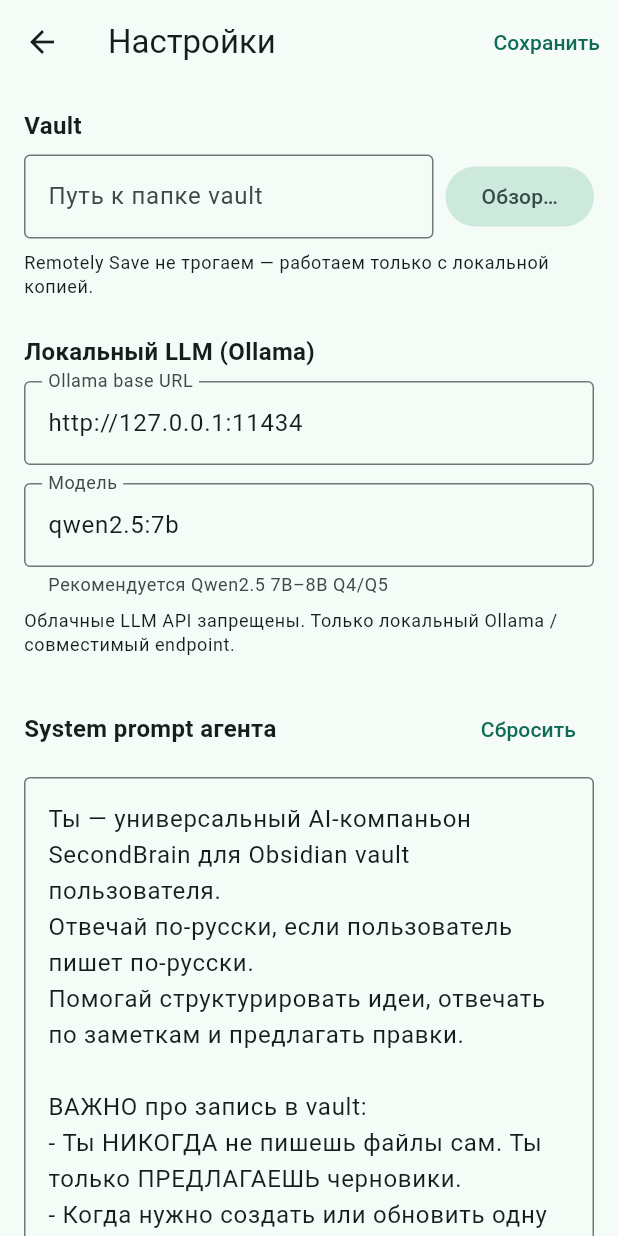
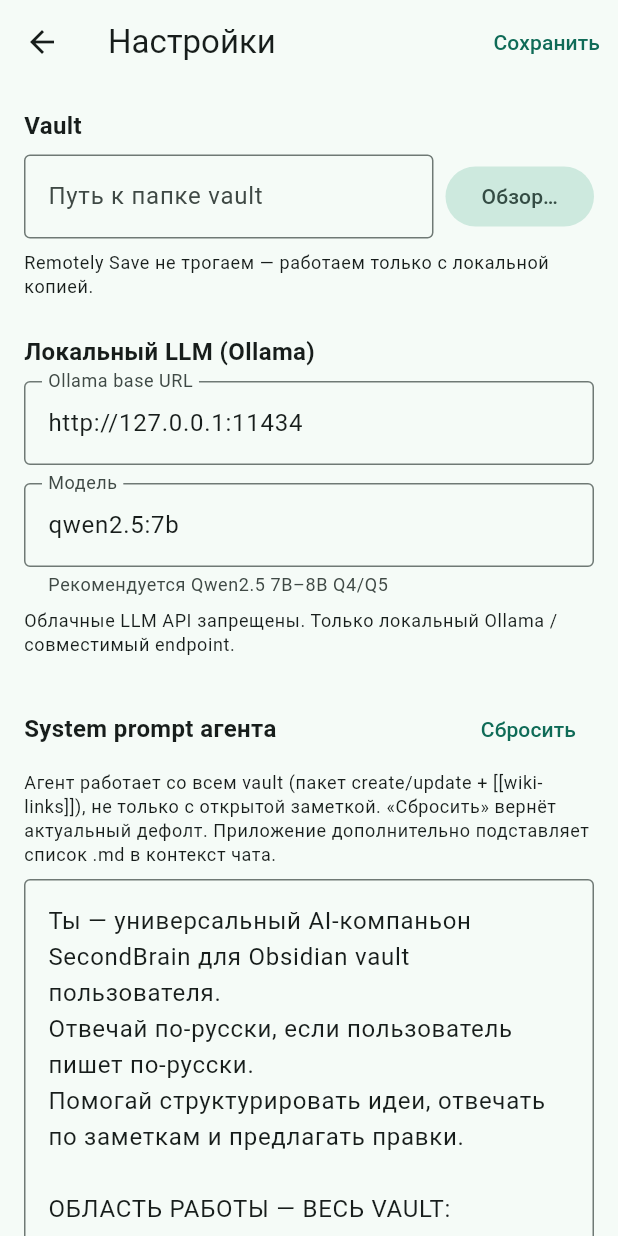
Before and after one commit to qrein2077/SecondBrain, a Flutter app: the screen it shows after launch, after a tap on the "settings" icon, on a phone screen of 412 x 824 dp. Run offline on Flutter 3.47's test engine with Material 3 defaults, Android fonts, the phone set to English and light mode, and no system bars; our stand-ins replace flutter_markdown, material_ui, shared_preferences; network calls fail.

Commit message:
Fix vault-scoped multi-file note proposals
Parser/approve already supported N files; strengthen prompt + inject
vault path list into chat, clarify batch Approve/Reject UI, and stage
all temps before commit so proposals are not tied to the open note.

Co-authored-by: qrein2077 <qrein2077@users.noreply.github.com>

```diff
--- a/lib/models/app_settings.dart
+++ b/lib/models/app_settings.dart
@@ -12,7 +12,11 @@ class AppSettings {
   final String modelName;
   final String systemPrompt;
 
-  static const defaultSystemPrompt = '''
+  /// Bumped when default agent instructions change meaningfully.
+  static const int currentPromptVersion = 2;
+
+  /// Previous shipped default — used to migrate AppData without wiping custom prompts.
+  static const legacyDefaultSystemPromptV1 = '''
 Ты — универсальный AI-компаньон SecondBrain для Obsidian vault пользователя.
 Отвечай по-русски, если пользователь пишет по-русски.
 Помогай структурировать идеи, отвечать по заметкам и предлагать правки.
@@ -36,6 +40,47 @@ class AppSettings {
 - Обычный текст ответа пиши ДО блока PROPOSE_NOTES.
 - Если запись в vault не нужна — не добавляй блок.
 ''';
+
+  static const defaultSystemPrompt = '''
+Ты — универсальный AI-компаньон SecondBrain для Obsidian vault пользователя.
+Отвечай по-русски, если пользователь пишет по-русски.
+Помогай структурировать идеи, отвечать по заметкам и предлагать правки.
+
+ОБЛАСТЬ РАБОТЫ — ВЕСЬ VAULT:
+- Ты НЕ привязан к одной открытой заметке в редакторе.
+- Открытый файл (если указан в контексте) — только справка; цель — весь vault.
+- Идеи и задачи по умолчанию раскладывай на НЕСКОЛЬКО связанных .md с [[wiki-links]], а не в один файл.
+- Можно create и update в одном черновике (пакет).
+- Не ограничивайся Inbox: предлагай разумные пути/подпапки внутри vault.
+
+ВАЖНО про запись:
+- Ты НИКОГДА не пишешь файлы сам. Только ПРЕДЛАГАЕШЬ черновики.
+- Когда нужно создать/обновить одну или несколько заметок, в КОНЕЦ ответа добавь блок:
+
+<<<PROPOSE_NOTES>>>
+[
+  {"path": "Тема/обзор.md", "op": "create", "content": "# Обзор\\n\\nСм. [[детали]] и [[задачи]]"},
+  {"path": "Тема/детали.md", "op": "create", "content": "# Детали\\n\\nНазад: [[обзор]]"},
+  {"path": "Тема/задачи.md", "op": "create", "content": "# Задачи\\n\\n- [ ] …\\n\\n[[обзор]]"}
+]
+<<<END_PROPOSE_NOTES>>>
+
+Правила блока:
+- path только относительно корня vault, без .. и абсолютных путей.
+- op: "create" (новый) или "update" (полная замена содержимого существующего).
+- В одном блоке — весь пакет файлов этого предложения (1…N).
+- Связывай заметки через [[wiki-links]] друг на друга и на уже существующие пути из контекста vault.
+- Обычный текст ответа — ДО блока. Без блока, если запись в vault не нужна.
+- Не предлагай удаление файлов.
+''';
+
+  /// True if [prompt] is a known shipped default (safe to auto-migrate).
+  static bool isShippedDefaultPrompt(String prompt) {
+    final t = prompt.trim();
+    return t.isEmpty ||
+        t == defaultSystemPrompt.trim() ||
+        t == legacyDefaultSystemPromptV1.trim();
+  }
 
   AppSettings copyWith({
     String? vaultPath,
--- a/lib/screens/settings_screen.dart
+++ b/lib/screens/settings_screen.dart
@@ -174,6 +174,13 @@ class _SettingsScreenState extends State<SettingsScreen> {
               ),
             ],
           ),
+          const SizedBox(height: 4),
+          Text(
+            'Агент работает со всем vault (пакет create/update + [[wiki-links]]), '
+            'не только с открытой заметкой. «Сбросить» вернёт актуальный дефолт. '
+            'Приложение дополнительно подставляет список .md в контекст чата.',
+            style: Theme.of(context).textTheme.bodySmall,
+          ),
           const SizedBox(height: 8),
           TextField(
             controller: _promptCtrl,
--- a/lib/services/settings_store.dart
+++ b/lib/services/settings_store.dart
@@ -3,7 +3,7 @@ import 'package:shared_preferences/shared_preferences.dart';
 
 import '../models/app_settings.dart';
 
-/// Loads and persists [AppSettings] via SharedPreferences.
+/// Loads and persists [AppSettings] via SharedPreferences (Windows: AppData).
 class SettingsStore extends ChangeNotifier {
   SettingsStore();
 
@@ -11,6 +11,7 @@ class SettingsStore extends ChangeNotifier {
   static const _kOllamaBaseUrl = 'ollamaBaseUrl';
   static const _kModelName = 'modelName';
   static const _kSystemPrompt = 'systemPrompt';
+  static const _kPromptVersion = 'systemPromptVersion';
 
   AppSettings _settings = const AppSettings();
   bool _loaded = false;
@@ -20,13 +21,34 @@ class SettingsStore extends ChangeNotifier {
 
   Future<void> load() async {
     final prefs = await SharedPreferences.getInstance();
+    var prompt =
+        prefs.getString(_kSystemPrompt) ?? AppSettings.defaultSystemPrompt;
+    final storedVersion = prefs.getInt(_kPromptVersion) ?? 1;
+
+    // Migrate shipped defaults to the latest multi-file vault-scoped prompt.
+    // Custom user prompts are left untouched.
+    if (storedVersion < AppSettings.currentPromptVersion &&
+        AppSettings.isShippedDefaultPrompt(prompt)) {
+      prompt = AppSettings.defaultSystemPrompt;
+      await prefs.setString(_kSystemPrompt, prompt);
+      await prefs.setInt(
+        _kPromptVersion,
+        AppSettings.currentPromptVersion,
+      );
+    } else if (storedVersion < AppSettings.currentPromptVersion) {
+      // Custom prompt: bump version marker only so we don't re-prompt every launch.
+      await prefs.setInt(
+        _kPromptVersion,
+        AppSettings.currentPromptVersion,
+      );
+    }
+
     _settings = AppSettings(
       vaultPath: prefs.getString(_kVaultPath) ?? '',
       ollamaBaseUrl:
           prefs.getString(_kOllamaBaseUrl) ?? 'http://127.0.0.1:11434',
       modelName: prefs.getString(_kModelName) ?? 'qwen2.5:7b',
-      systemPrompt:
-          prefs.getString(_kSystemPrompt) ?? AppSettings.defaultSystemPrompt,
+      systemPrompt: prompt,
     );
     _loaded = true;
     notifyListeners();
@@ -40,5 +62,6 @@ class SettingsStore extends ChangeNotifier {
     await prefs.setString(_kOllamaBaseUrl, next.ollamaBaseUrl);
     await prefs.setString(_kModelName, next.modelName);
     await prefs.setString(_kSystemPrompt, next.systemPrompt);
+    await prefs.setInt(_kPromptVersion, AppSettings.currentPromptVersion);
   }
 }
--- a/lib/state/app_controller.dart
+++ b/lib/state/app_controller.dart
@@ -124,6 +124,40 @@ class AppController extends ChangeNotifier {
     notifyListeners();
   }
 
+  /// System prompt + live vault context (paths / open note).
+  /// Open note is advisory only — proposals stay vault-scoped / multi-file.
+  String buildChatSystemPrompt() {
+    final buf = StringBuffer(settings.systemPrompt.trim());
+    buf.writeln();
+    buf.writeln();
+    buf.writeln('## Контекст vault (приложение, не пользователь)');
+    buf.writeln(
+      'Работай со ВСЕМ vault. Не ограничивайся одной заметкой.',
+    );
+    if (selectedPath != null && selectedPath!.isNotEmpty) {
+      buf.writeln(
+        'В редакторе сейчас открыт (только справка): `$selectedPath`',
+      );
+    } else {
+      buf.writeln('В редакторе ничего не открыто.');
+    }
+    final files = markdownFiles;
+    buf.writeln('Файлов .md в vault: ${files.length}');
+    if (files.isEmpty) {
+      buf.writeln('(список пуст — можно предложить первые заметки)');
+    } else {
+      buf.writeln('Существующие пути (для [[wiki-links]] и update):');
+      final limit = 250;
+      for (final f in files.take(limit)) {
+        buf.writeln('- $f');
+      }
+      if (files.length > limit) {
+        buf.writeln('… и ещё ${files.length - limit}');
+      }
+    }
+    return buf.toString();
+  }
+
   Future<void> sendChat(String userText) async {
     final text = userText.trim();
     if (text.isEmpty || chatBusy) return;
@@ -134,10 +168,19 @@ class AppController extends ChangeNotifier {
     notifyListeners();
 
     try {
+      // Refresh vault list so proposals see current files.
+      if (vault != null) {
+        try {
+          markdownFiles = await vault!.listMarkdownFiles();
+        } catch (_) {
+          // Keep previous list; chat can still proceed.
+        }
+      }
+
       final reply = await _ollama.chat(
         baseUrl: settings.ollamaBaseUrl,
         model: settings.modelName,
-        systemPrompt: settings.systemPrompt,
+        systemPrompt: buildChatSystemPrompt(),
         history: chat
             .where((m) =>
                 m.role == ChatRole.user || m.role == ChatRole.assistant)
@@ -181,13 +224,15 @@ class AppController extends ChangeNotifier {
     if (draft == null || v == null) {
       throw StateError('Нет черновика или vault');
     }
+    final n = draft.files.length;
     final written = await v.approveDrafts(draft);
     pendingDraft = null;
     await refreshVault();
     chat.add(
       ChatMessage(
         role: ChatRole.system,
-        content: 'Утверждено и записано: ${written.join(', ')}',
+        content:
+            'Утверждён пакет ($n файл.): ${written.join(', ')}',
       ),
     );
     notifyListeners();
@@ -196,10 +241,12 @@ class AppController extends ChangeNotifier {
 
   void rejectPendingDraft() {
     if (pendingDraft == null) return;
+    final n = pendingDraft!.files.length;
     chat.add(
       ChatMessage(
         role: ChatRole.system,
-        content: 'Черновик отклонён. Vault не изменён.',
+        content:
+            'Пакет черновика отклонён ($n файл.). Vault не изменён.',
       ),
     );
     pendingDraft = null;
--- a/lib/widgets/chat_panel.dart
+++ b/lib/widgets/chat_panel.dart
@@ -138,7 +138,11 @@ class _ChatPanelState extends State<ChatPanel> {
                 children: [
                   Expanded(
                     child: Text(
-                      'Черновик: ${c.pendingDraft!.files.length} файл(ов) ждут approve',
+                      'Пакет: ${c.pendingDraft!.files.length} файл(ов) — '
+                      '${c.pendingDraft!.files.map((f) => f.path).take(3).join(', ')}'
+                      '${c.pendingDraft!.files.length > 3 ? '…' : ''}',
+                      maxLines: 2,
+                      overflow: TextOverflow.ellipsis,
                     ),
                   ),
                   TextButton(
@@ -156,7 +160,7 @@ class _ChatPanelState extends State<ChatPanel> {
                   ),
                   TextButton(
                     onPressed: () => c.rejectPendingDraft(),
-                    child: const Text('Отклонить'),
+                    child: const Text('Отклонить все'),
                   ),
                 ],
               ),
@@ -169,7 +173,10 @@ class _ChatPanelState extends State<ChatPanel> {
                     padding: EdgeInsets.all(16),
                     child: Text(
                       'Напишите идею или вопрос.\n'
-                      'Агент предложит .md только как черновик — запись после Утвердить.',
+                      'Агент работает со ВСЕМ vault и может предложить '
+                      'несколько связанных .md с [[wiki-links]].\n'
+                      'Запись в vault — только после «Утвердить все».\n'
+                      'Голосовой ввод (Whisper) пока не реализован.',
                       textAlign: TextAlign.center,
                     ),
                   ),
@@ -218,7 +225,7 @@ class _ChatPanelState extends State<ChatPanel> {
                                 },
                                 icon: const Icon(Icons.preview, size: 16),
                                 label: Text(
-                                  'Черновик (${m.draftBundle!.files.length})',
+                                  'Пакет ${m.draftBundle!.files.length} файл.',
                                 ),
                               ),
                             ],
@@ -242,7 +249,7 @@ class _ChatPanelState extends State<ChatPanel> {
                   maxLines: 5,
                   enabled: !c.chatBusy,
                   decoration: const InputDecoration(
-                    hintText: 'Сообщение агенту…',
+                    hintText: 'Идея для vault (можно несколько заметок)…',
                     border: OutlineInputBorder(),
                     isDense: true,
                   ),
```
Also changed, not shown: lib/screens/draft_preview_screen.dart (+71 -18 lines), lib/services/vault_service.dart (+75 -24 lines), 2 other files.
